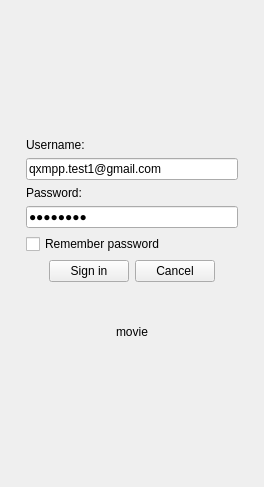
This is examples/GuiClient/mainDialog.ui in mtdcr/QXmpp as Qt 5 draws it before an edit. The edited form follows.
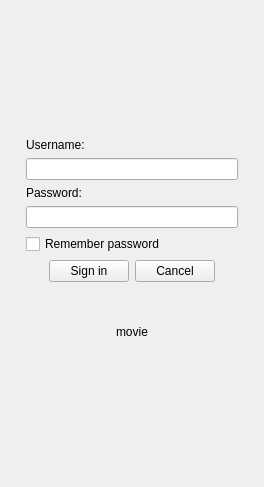
This is the edited form. Custom widgets are drawn as their Qt base class.

Commit message: set password on completion

```diff
--- a/examples/GuiClient/mainDialog.ui
+++ b/examples/GuiClient/mainDialog.ui
@@ -136,7 +136,7 @@
        <item>
         <widget class="QLineEdit" name="lineEdit_userName">
          <property name="text">
-          <string>qxmpp.test1@gmail.com</string>
+          <string/>
          </property>
         </widget>
        </item>
@@ -150,7 +150,7 @@
        <item>
         <widget class="QLineEdit" name="lineEdit_password">
          <property name="text">
-          <string>qxmpp123</string>
+          <string/>
          </property>
          <property name="echoMode">
           <enum>QLineEdit::Password</enum>
```
The commit also changes 2 other files.
